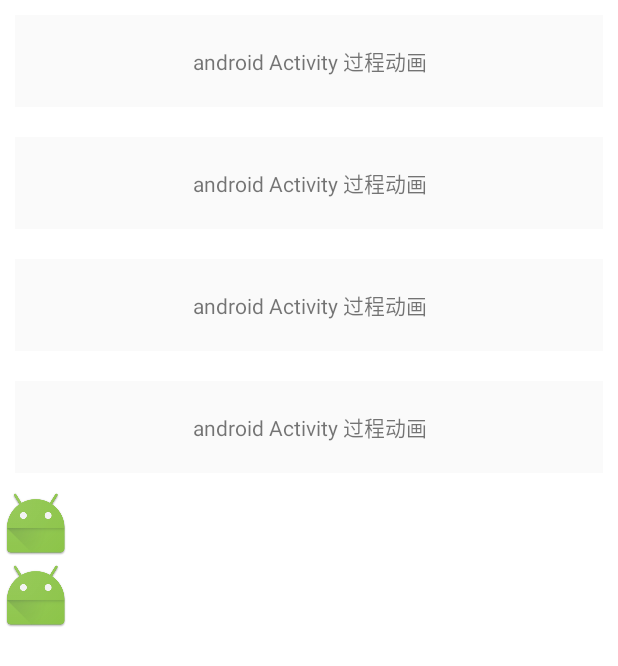
After one commit to HaoPz/MyDemo, an Android app: the ActivityA screen opened directly, with no data from a screen before it, on a phone screen of 412 x 824 dp. The commit adds this screen. Shown: the top 666 px of the screen. Run offline under Robolectric (Android 15) with nearby library versions, the phone set to English and light mode, and no system bars; our stand-ins replace ButterKnife, CircleImageView.

Commit message:
增加了 Android 5.0 Activity Transition （转场动画）

```diff
--- /dev/null
+++ b/src/main/java/com/mydemo/ActivityTransitions/ActivityA.java
@@ -0,0 +1,70 @@
+package com.mydemo.ActivityTransitions;
+
+import android.app.ActivityOptions;
+import android.content.Intent;
+import android.os.Bundle;
+import android.support.annotation.Nullable;
+import android.transition.Fade;
+import android.util.Pair;
+import android.view.View;
+import android.view.Window;
+import android.widget.ImageView;
+import android.widget.TextView;
+
+import com.mydemo.Base.BaseActivity;
+import com.mydemo.R;
+
+import butterknife.ButterKnife;
+import butterknife.InjectView;
+import butterknife.OnClick;
+
+/**
+ * Created by HaoPz on 2017/12/8.
+ */
+
+public class ActivityA extends BaseActivity {
+    @InjectView(R.id.transitionIcon)
+    ImageView transitionIcon;
+    ImageView transitionIcon1;
+
+    @Override
+    protected void onCreate(@Nullable Bundle savedInstanceState) {
+        super.onCreate(savedInstanceState);
+        getWindow().requestFeature(Window.FEATURE_CONTENT_TRANSITIONS); // //设置允许过度动画，一定要在setContentView之前调用
+        getWindow().setExitTransition(new Fade()); // 想要生效，必须在跳转时候使用
+        //startActivity(goActivityAIntent,ActivityOptions.makeSceneTransitionAnimation(MainActivity.this).toBundle());
+
+        setContentView(R.layout.activity_a);
+        ButterKnife.inject(this);
+    }
+
+    @OnClick({R.id.a1, R.id.a2, R.id.a3, R.id.a4})
+    public void onViewClicked(View view) {
+        switch (view.getId()) {
+            case R.id.a1:
+
+                Intent intent1 = new Intent(ActivityA.this, ActivityB.class);
+                intent1.putExtra("transitions", 1);// explode
+                startActivity(intent1, ActivityOptions.makeSceneTransitionAnimation(this).toBundle());
+                break;
+            case R.id.a2:
+                Intent intent2 = new Intent(ActivityA.this, ActivityB.class);
+                intent2.putExtra("transitions", 2);// Fade
+                startActivity(intent2, ActivityOptions.makeSceneTransitionAnimation(this).toBundle());
+                break;
+            case R.id.a3:
+                Intent intent3 = new Intent(ActivityA.this, ActivityB.class);
+                intent3.putExtra("transitions", 3);// Slide
+                startActivity(intent3, ActivityOptions.makeSceneTransitionAnimation(this).toBundle());
+                break;
+            case R.id.a4: // 共享元素
+                Intent intent4 = new Intent(ActivityA.this, ActivityB.class);
+                intent4.putExtra("transitions", 4);// explode
+                startActivity(intent4, ActivityOptions.makeSceneTransitionAnimation(this,
+                        Pair.create(transitionIcon, "hh"),
+                        Pair.create(transitionIcon1, "hh1")).toBundle());
+                break;
+        }
+    }
+
+}
--- a/src/main/java/com/mydemo/StatusBarDemo/StatusBarTest.java
+++ b/src/main/java/com/mydemo/StatusBarDemo/StatusBarTest.java
@@ -16,11 +16,11 @@ public class StatusBarTest extends BaseActivity {
 
     private static final int COLOR_DEFAULT = Color.parseColor("#ff0000");
 
+
     @Override
     protected void onCreate(@Nullable Bundle savedInstanceState) {
         super.onCreate(savedInstanceState);
         setContentView(R.layout.activity_status_bar);
-
         if (Build.VERSION.SDK_INT >= Build.VERSION_CODES.LOLLIPOP) {
             getWindow().setStatusBarColor(COLOR_DEFAULT);
         }
--- /dev/null
+++ b/src/main/res/layout/activity_a.xml
@@ -0,0 +1,62 @@
+<?xml version="1.0" encoding="utf-8"?>
+<LinearLayout xmlns:android="http://schemas.android.com/apk/res/android"
+    android:layout_width="match_parent"
+    android:layout_height="match_parent"
+    android:background="@color/colorWhite"
+    android:orientation="vertical">
+
+    <TextView
+        android:id="@+id/a1"
+        android:layout_width="match_parent"
+        android:layout_height="wrap_content"
+        android:layout_margin="10dp"
+        android:background="#fafafa"
+        android:gravity="center"
+        android:padding="20dp"
+        android:text="android Activity 过程动画" />
+
+    <TextView
+        android:id="@+id/a2"
+        android:layout_width="match_parent"
+        android:layout_height="wrap_content"
+        android:layout_margin="10dp"
+        android:background="#fafafa"
+        android:gravity="center"
+        android:padding="20dp"
+        android:text="android Activity 过程动画" />
+
+    <TextView
+        android:id="@+id/a3"
+        android:layout_width="match_parent"
+        android:layout_height="wrap_content"
+        android:layout_margin="10dp"
+        android:background="#fafafa"
+        android:gravity="center"
+        android:padding="20dp"
+        android:text="android Activity 过程动画" />
+
+    <TextView
+        android:id="@+id/a4"
+        android:layout_width="match_parent"
+        android:layout_height="wrap_content"
+        android:layout_margin="10dp"
+        android:background="#fafafa"
+        android:gravity="center"
+        android:padding="20dp"
+        android:text="android Activity 过程动画" />
+
+    <ImageView
+        android:id="@+id/transitionIcon"
+        android:transitionName="hh"
+        android:layout_width="wrap_content"
+        android:layout_height="wrap_content"
+        android:src="@mipmap/ic_launcher" />
+
+    <ImageView
+        android:id="@+id/transitionIcon1"
+        android:transitionName="hh1"
+        android:layout_width="wrap_content"
+        android:layout_height="wrap_content"
+        android:src="@mipmap/ic_launcher" />
+
+</LinearLayout>
--- a/src/main/res/values/strings.xml
+++ b/src/main/res/values/strings.xml
@@ -10,4 +10,5 @@
     <string name="carame_album">相机和相册调用(兼容到23)</string>
     <string name="system_dialog">各种类型系统对话框学习</string>
     <string name="statusbar"><![CDATA[status bar状态栏 学习; 5.0以下 &#45;&#45; 5.0以上区别及实现方式]]></string>
+    <string name="activity_transition" >Activity 跳转动画</string>
 </resources>
```
Also changed, not shown: src/main/AndroidManifest.xml (+6 -1 lines), src/main/java/com/mydemo/ActivityTransitions/ActivityB.java (added, +41 -0 lines), src/main/java/com/mydemo/MainActivity.java (+9 -0 lines), src/main/res/layout/activity_b.xml (added, +19 -0 lines).
